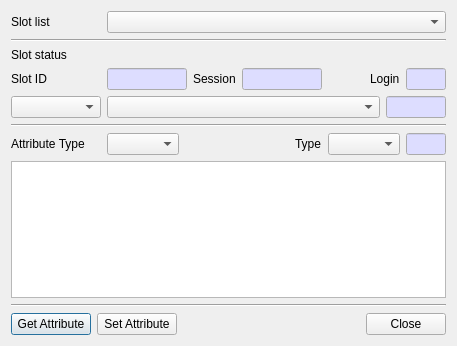
Qt form CryptokiMan/edit_attribute_dlg.ui (jykim74/CryptokiMan) before a commit.
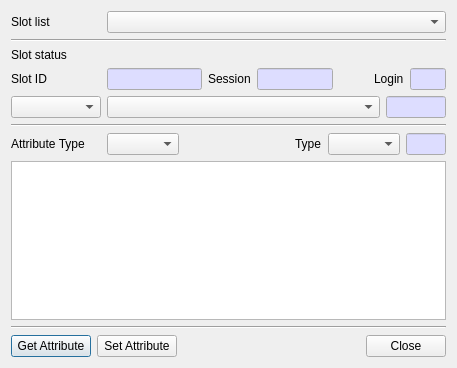
The same form after that commit.

The edit to the form file:
```diff
--- a/CryptokiMan/edit_attribute_dlg.ui
+++ b/CryptokiMan/edit_attribute_dlg.ui
@@ -7,7 +7,7 @@
     <x>0</x>
     <y>0</y>
     <width>457</width>
-    <height>346</height>
+    <height>368</height>
    </rect>
   </property>
   <property name="windowTitle">
@@ -67,7 +67,7 @@
       <widget class="QLineEdit" name="mSlotIDText">
        <property name="maximumSize">
         <size>
-         <width>80</width>
+         <width>100</width>
          <height>16777215</height>
         </size>
        </property>
```
